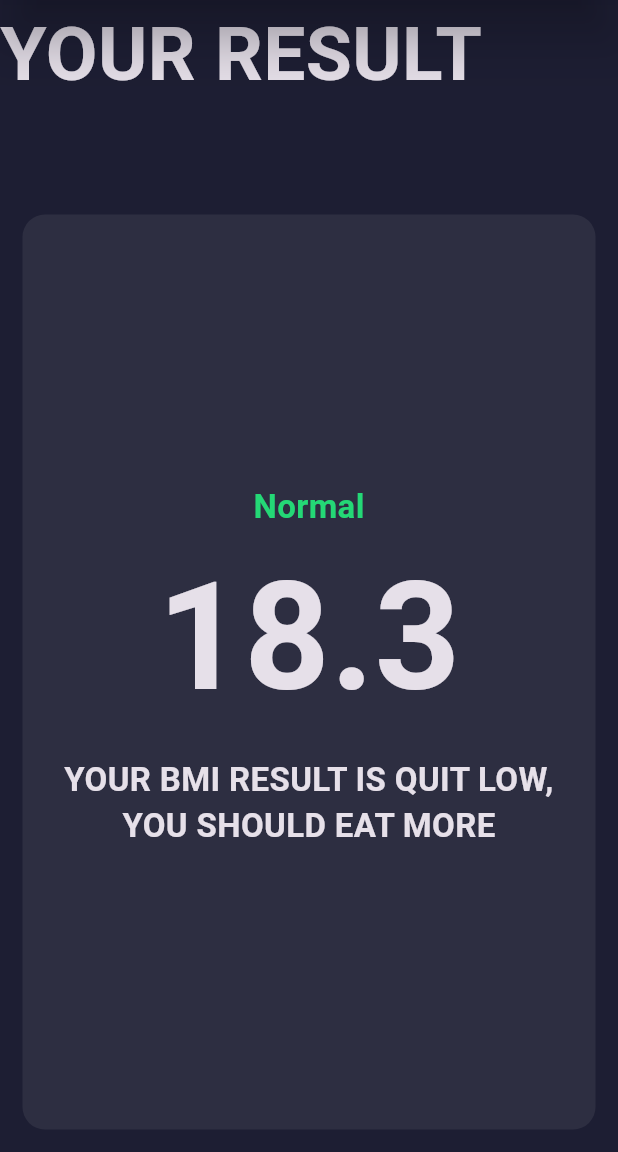
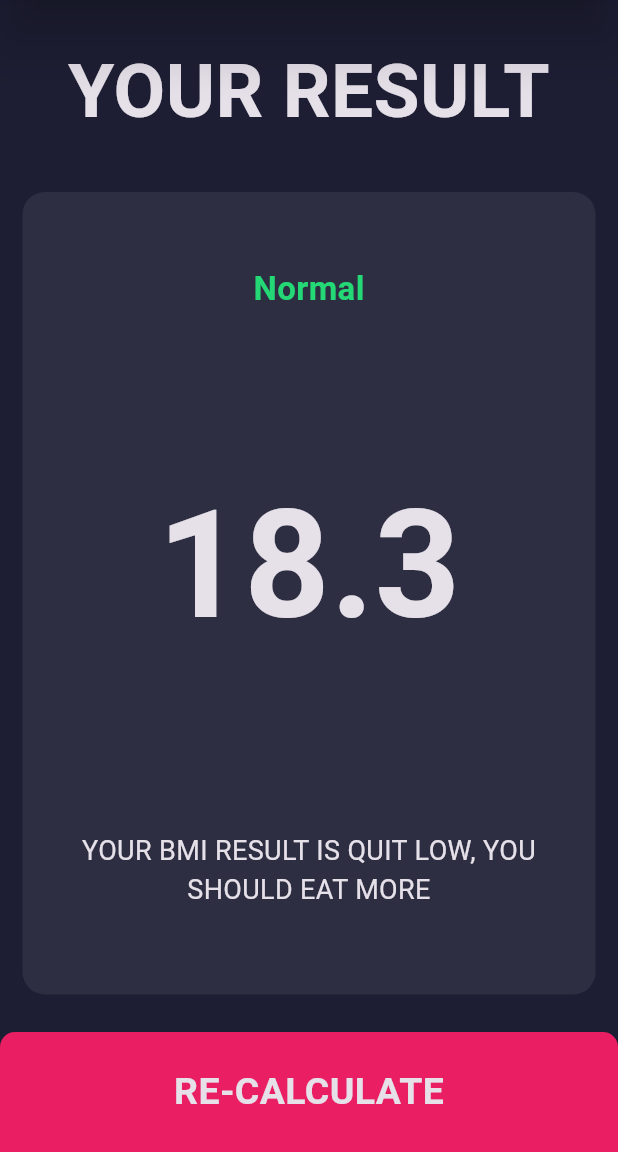
Before and after one commit to KASRA10/BMI-Calculator_V1, a Flutter app: the ResultPage screen opened directly, on a phone screen of 412 x 824 dp, the part 84-1236 px from its top. Run offline on Flutter 3.47's test engine with Material 3 defaults, Android fonts, the phone set to English and light mode, and no system bars; our stand-ins replace font_awesome_flutter.

Commit message:
Finish Style and Design Of Result Page

```diff
--- a/lib/src/constants/constants.dart
+++ b/lib/src/constants/constants.dart
@@ -100,8 +100,7 @@ const kBMITextStyle = TextStyle(
 );
 
 const kBodyTextStyle = TextStyle(
-  fontSize: 22.0,
-  fontWeight: FontWeight.bold,
+  fontSize: 18.0,
 );
 
 const kMarginDesign = EdgeInsets.all(
--- a/lib/src/screens/result_page.dart
+++ b/lib/src/screens/result_page.dart
@@ -1,3 +1,4 @@
+import 'package:bmi_calculator_v1/src/components/button_container.dart';
 import 'package:flutter/material.dart';
 
 import 'package:bmi_calculator_v1/src/constants/constants.dart';
@@ -25,9 +26,15 @@ class ResultPage extends StatelessWidget {
         children: <Widget>[
           Expanded(
             child: Container(
-              child: Text(
-                'YOUR RESULT',
-                style: kResultTitle,
+              child: Padding(
+                padding: const EdgeInsets.all(
+                  25.0,
+                ),
+                child: Text(
+                  'YOUR RESULT',
+                  textAlign: TextAlign.center,
+                  style: kResultTitle,
+                ),
               ),
             ),
           ),
@@ -36,7 +43,7 @@ class ResultPage extends StatelessWidget {
             child: ReusableCard(
               changeableColor: kActiveCardColor,
               cardChild: Column(
-                mainAxisAlignment: MainAxisAlignment.center,
+                mainAxisAlignment: MainAxisAlignment.spaceAround,
                 crossAxisAlignment: CrossAxisAlignment.center,
                 children: <Widget>[
                   Text(
@@ -56,12 +63,20 @@ class ResultPage extends StatelessWidget {
                       textAlign: TextAlign.center,
                       style: kBodyTextStyle,
                     ),
-                  )
+                  ),
                 ],
               ),
               onPress: () {},
             ),
           ),
+          ButtonContainer(
+            buttonText: 'RE-CALCULATE',
+            changeableColor: Colors.pink,
+            changeableHeight: 80.0,
+            onPress: () {
+              Navigator.pop(context);
+            },
+          )
         ],
       ),
     );
```
